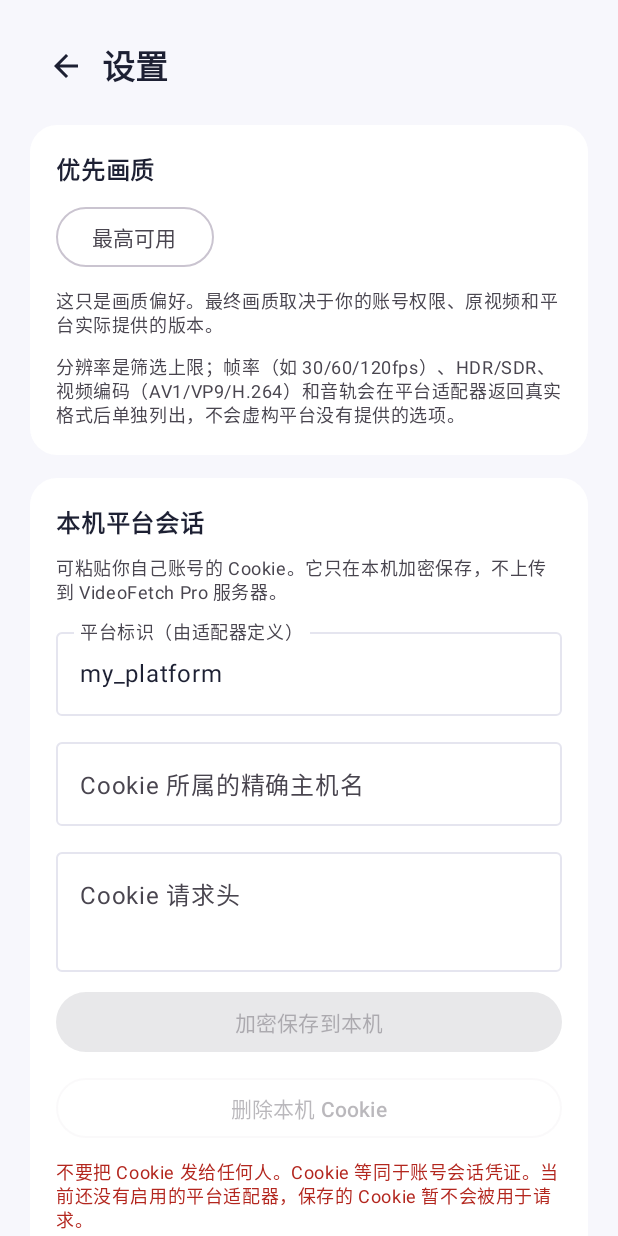
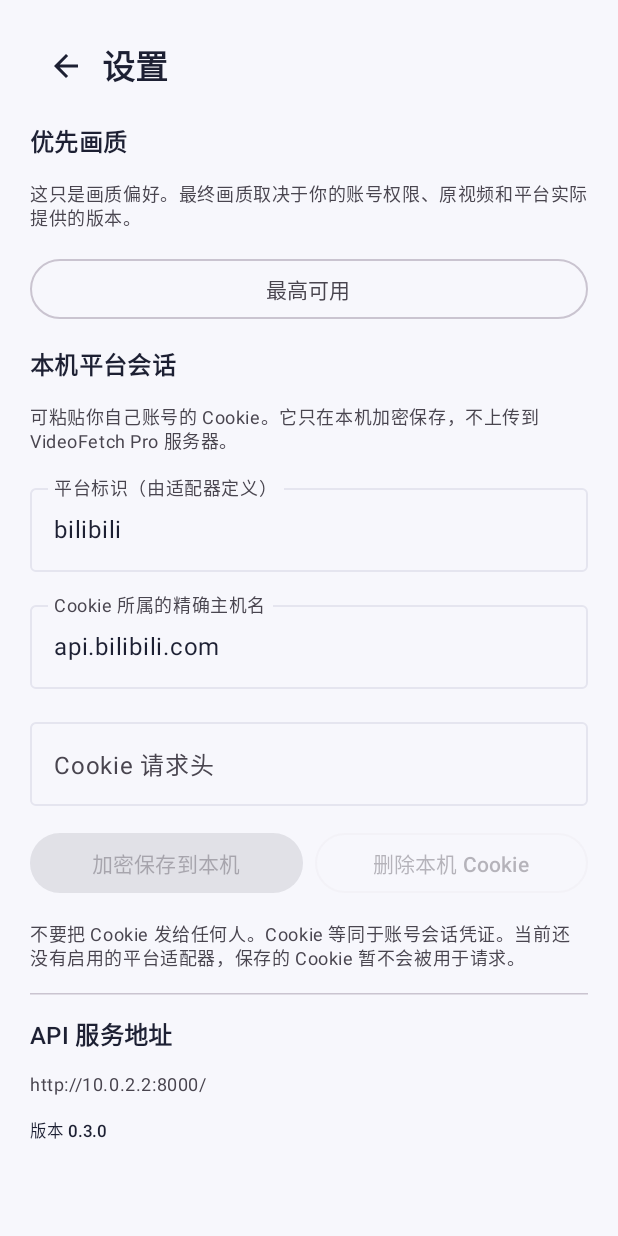
Before and after one commit to sxsbsxs/vddl, an Android app built with Jetpack Compose: the screen it shows after launch (MainActivity), after a tap on "设置", on a phone screen of 412 x 824 dp. Run offline under Robolectric (Android 15) with nearby library versions, the phone set to English and light mode, and no system bars; pictures from the network do not load.

Commit message:
Integrate Bilibili, YouTube and Niconico on-device providers

```diff
--- a/apps/android/app/build.gradle.kts
+++ b/apps/android/app/build.gradle.kts
@@ -11,8 +11,8 @@ android {
         applicationId = "com.videofetch.pro"
         minSdk = 26
         targetSdk = 36
-        versionCode = 1
-        versionName = "0.2.0"
+        versionCode = 2
+        versionName = "0.3.0"
         testInstrumentationRunner = "androidx.test.runner.AndroidJUnitRunner"
         buildConfigField("String", "API_BASE_URL", "\"http://10.0.2.2:8000/\"")
         manifestPlaceholders["usesCleartextTraffic"] = "true"
--- a/apps/android/app/src/main/java/com/videofetch/pro/ui/VideoFetchApp.kt
+++ b/apps/android/app/src/main/java/com/videofetch/pro/ui/VideoFetchApp.kt
@@ -352,7 +352,8 @@ private fun VideoResultCard(
                 Text(stringResource(R.string.available_formats), fontWeight = FontWeight.SemiBold)
                 if (video.formats.isEmpty()) {
                     Text(
-                        stringResource(R.string.no_download_formats),
+                        video.downloadNoteResId?.let { stringResource(it) }
+                            ?: stringResource(R.string.no_download_formats),
                         style = MaterialTheme.typography.bodySmall,
                         color = MaterialTheme.colorScheme.onSurfaceVariant
                     )
@@ -458,176 +459,129 @@ private fun DownloadsScreen(
                             OutlinedButton(onClick = {
                                 val uri = downloadManager.uriFor(record.id)
                                 if (uri != null) {
-                                    val intent = Intent(Intent.ACTION_VIEW).setDataAndType(uri, "video/*")
-                                        .addFlags(Intent.FLAG_GRANT_READ_URI_PERMISSION)
+                                    val intent = Intent(Intent.ACTION_VIEW).apply {
+                                        setDataAndType(uri, "video/*")
+                                        addFlags(Intent.FLAG_GRANT_READ_URI_PERMISSION)
+                                    }
                                     runCatching { context.startActivity(intent) }
                                 }
-                            }) { Text(stringResource(R.string.open_file_button)) }
+                            }) {
+                                Text(stringResource(R.string.open_file_button))
                             }
                         }
                     }
                 }
             }
-        Text(stringResource(R.string.local_download_location), style = MaterialTheme.typography.bodySmall, color = MaterialTheme.colorScheme.onSurfaceVariant)
+        }
     }
 }
 
 @Composable
-private fun downloadStatusText(status: Int): String = stringResource(
-    when (status) {
-        DownloadManager.STATUS_PENDING -> R.string.download_status_pending
-        DownloadManager.STATUS_RUNNING -> R.string.download_status_running
-        DownloadManager.STATUS_PAUSED -> R.string.download_status_paused
-        DownloadManager.STATUS_SUCCESSFUL -> R.string.download_status_success
-        DownloadManager.STATUS_FAILED -> R.string.download_status_failed
-        else -> R.string.download_status_unknown
-    }
-)
-
-@Composable
-private fun SettingsScreen(
-    modifier: Modifier = Modifier,
-    onBack: () -> Unit
-) {
+private fun SettingsScreen(modifier: Modifier = Modifier, onBack: () -> Unit) {
     val context = LocalContext.current
     val sessions = remember(context) { EncryptedLocalSessionStore(context) }
-    val qualityStore = remember(context) { VideoQualityPreferenceStore(context) }
-    var qualityValue by rememberSaveable { mutableStateOf(qualityStore.get().storageValue) }
-    var qualityMenuExpanded by remember { mutableStateOf(false) }
-
-    var providerId by rememberSaveable { mutableStateOf("my_platform") }
-    var host by rememberSaveable { mutableStateOf("") }
-    var cookieHeader by remember { mutableStateOf("") }
-    var hasSavedCookie by remember { mutableStateOf(false) }
-    var savedHost by remember { mutableStateOf<String?>(null) }
-    var sessionMessage by remember { mutableStateOf("") }
-    val quality = VideoQualityPreference.fromStorage(qualityValue)
-
-    LaunchedEffect(providerId) {
-        val profile = runCatching { sessions.profile(providerId) }.getOrNull()
-        hasSavedCookie = profile != null
-        savedHost = profile?.host
-    }
-
+    var providerId by rememberSaveable { mutableStateOf("bilibili") }
+    var cookieHost by rememberSaveable { mutableStateOf("api.bilibili.com") }
+    var cookie by remember { mutableStateOf("") }
+    var status by remember { mutableStateOf("") }
+    var savedProfile by remember(providerId) { mutableStateOf(sessions.profile(providerId)) }
+    var quality by remember { mutableStateOf(VideoQualityPreferenceStore(context).get()) }
     Column(
         modifier.fillMaxSize().verticalScroll(rememberScrollState()).padding(20.dp),
-        verticalArrangement = Arrangement.spacedBy(15.dp)
+        verticalArrangement = Arrangement.spacedBy(14.dp)
     ) {
         PageHeader(stringResource(R.string.settings_title), onBack)
-
-        Card(shape = RoundedCornerShape(18.dp), colors = CardDefaults.cardColors(containerColor = MaterialTheme.colorScheme.surface)) {
-            Column(Modifier.padding(17.dp), verticalArrangement = Arrangement.spacedBy(9.dp)) {
-                Text(stringResource(R.string.quality_title), fontWeight = FontWeight.SemiBold)
+        Text(stringResource(R.string.quality_title), style = MaterialTheme.typography.titleMedium, fontWeight = FontWeight.SemiBold)
+        Text(stringResource(R.string.quality_explainer), style = MaterialTheme.typography.bodySmall, color = MaterialTheme.colorScheme.onSurfaceVariant)
+        var qualityExpanded by remember { mutableStateOf(false) }
         Box {
-                    OutlinedButton(onClick = { qualityMenuExpanded = true }) {
+            OutlinedButton(onClick = { qualityExpanded = true }, modifier = Modifier.fillMaxWidth()) {
                 Text(stringResource(quality.labelRes))
             }
-                    DropdownMenu(expanded = qualityMenuExpanded, onDismissRequest = { qualityMenuExpanded = false }) {
+            DropdownMenu(expanded = qualityExpanded, onDismissRequest = { qualityExpanded = false }) {
                 VideoQualityPreference.entries.forEach { option ->
                     DropdownMenuItem(
                         text = { Text(stringResource(option.labelRes)) },
                         onClick = {
-                                    qualityValue = option.storageValue
-                                    qualityStore.set(option)
-                                    qualityMenuExpanded = false
+                            quality = option
+                            VideoQualityPreferenceStore(context).set(option)
+                            qualityExpanded = false
                         }
                     )
                 }
             }
         }
-                Text(stringResource(R.string.quality_explainer), style = MaterialTheme.typography.bodySmall, color = MaterialTheme.colorScheme.onSurfaceVariant)
-                Text(stringResource(R.string.quality_format_note), style = MaterialTheme.typography.bodySmall, color = MaterialTheme.colorScheme.onSurfaceVariant)
-            }
-        }
-
-        Card(shape = RoundedCornerShape(18.dp), colors = CardDefaults.cardColors(containerColor = MaterialTheme.colorScheme.surface)) {
-            Column(Modifier.padding(17.dp), verticalArrangement = Arrangement.spacedBy(9.dp)) {
-                Text(stringResource(R.string.local_session_title), fontWeight = FontWeight.SemiBold)
+        Text(stringResource(R.string.local_session_title), style = MaterialTheme.typography.titleMedium, fontWeight = FontWeight.SemiBold)
         Text(stringResource(R.string.local_session_explainer), style = MaterialTheme.typography.bodySmall, color = MaterialTheme.colorScheme.onSurfaceVariant)
         OutlinedTextField(
             value = providerId,
-                    onValueChange = { providerId = it.lowercase(); sessionMessage = "" },
-                    modifier = Modifier.fillMaxWidth(),
+            onValueChange = { providerId = it.trim().lowercase(); savedProfile = sessions.profile(providerId) },
             label = { Text(stringResource(R.string.provider_id_label)) },
-                    singleLine = true
+            singleLine = true,
+            modifier = Modifier.fillMaxWidth()
         )
         OutlinedTextField(
-                    value = host,
-                    onValueChange = { host = it },
-                    modifier = Modifier.fillMaxWidth(),
+            value = cookieHost,
+            onValueChange = { cookieHost = it.trim().lowercase() },
             label = { Text(stringResource(R.string.cookie_host_label)) },
-                    placeholder = { Text("www.example.com") },
-                    singleLine = true
+            singleLine = true,
+            modifier = Modifier.fillMaxWidth()
         )
         OutlinedTextField(
-                    value = cookieHeader,
-                    onValueChange = { cookieHeader = it },
-                    modifier = Modifier.fillMaxWidth(),
+            value = cookie,
+            onValueChange = { cookie = it },
             label = { Text(stringResource(R.string.cookie_value_label)) },
-                    placeholder = { Text("session=value; token=value") },
-                    minLines = 2,
-                    maxLines = 4,
-                    visualTransformation = PasswordVisualTransformation()
+            singleLine = true,
+            visualTransformation = PasswordVisualTransformation(),
+            modifier = Modifier.fillMaxWidth()
         )
-                if (hasSavedCookie) {
-                    Text(stringResource(R.string.local_session_saved, savedHost.orEmpty()), color = MaterialTheme.colorScheme.primary, style = MaterialTheme.typography.bodySmall)
+        Row(horizontalArrangement = Arrangement.spacedBy(8.dp)) {
+            Button(onClick = {
+                runCatching { sessions.saveCookie(providerId, cookieHost, cookie) }
+                    .onSuccess {
+                        savedProfile = sessions.profile(providerId)
+                        cookie = ""
+                        status = context.getString(R.string.local_session_save_success)
                     }
-                if (sessionMessage.isNotBlank()) {
-                    Text(sessionMessage, color = MaterialTheme.colorScheme.primary, style = MaterialTheme.typography.bodySmall)
+                    .onFailure { status = context.getString(R.string.local_session_save_error) }
+            }, modifier = Modifier.weight(1f), enabled = providerId.isNotBlank() && cookieHost.isNotBlank() && cookie.isNotBlank()) {
+                Text(stringResource(R.string.save_local_session))
             }
-                Button(
-                    onClick = {
-                        val saved = runCatching { sessions.saveCookie(providerId, host, cookieHeader) }
-                        if (saved.isSuccess) {
-                            cookieHeader = ""
-                            hasSavedCookie = true
-                            savedHost = runCatching { sessions.profile(providerId)?.host }.getOrNull()
-                            sessionMessage = context.getString(R.string.local_session_save_success)
-                        } else {
-                            sessionMessage = saved.exceptionOrNull()?.message
-                                ?: context.getString(R.string.local_session_save_error)
-                        }
-                    },
-                    enabled = providerId.isNotBlank() && host.isNotBlank() && cookieHeader.isNotBlank(),
-                    modifier = Modifier.fillMaxWidth()
-                ) { Text(stringResource(R.string.save_local_session)) }
-                OutlinedButton(
-                    onClick = {
+            OutlinedButton(onClick = {
                 runCatching { sessions.clearCookie(providerId) }
-                        hasSavedCookie = false
-                        savedHost = null
-                        cookieHeader = ""
-                        sessionMessage = context.getString(R.string.local_session_cleared)
-                    },
-                    enabled = hasSavedCookie,
-                    modifier = Modifier.fillMaxWidth()
-                ) { Text(stringResource(R.string.clear_local_session)) }
-                Text(stringResource(R.string.cookie_security_note), style = MaterialTheme.typography.bodySmall, color = MaterialTheme.colorScheme.error)
+                savedProfile = null
+                cookie = ""
+                status = context.getString(R.string.local_session_cleared)
+            }, modifier = Modifier.weight(1f), enabled = savedProfile != null) {
+                Text(stringResource(R.string.clear_local_session))
             }
         }
-        Text(
-            stringResource(R.string.app_build_version, BuildConfig.VERSION_NAME),
-            style = MaterialTheme.typography.labelSmall,
-            color = MaterialTheme.colorScheme.onSurfaceVariant
-        )
+        savedProfile?.let { Text(stringResource(R.string.local_session_saved, it.host), style = MaterialTheme.typography.bodySmall) }
+        if (status.isNotBlank()) Text(status, color = MaterialTheme.colorScheme.primary, style = MaterialTheme.typography.bodySmall)
+        Text(stringResource(R.string.cookie_security_note), style = MaterialTheme.typography.bodySmall, color = MaterialTheme.colorScheme.onSurfaceVariant)
+        HorizontalDivider()
+        Text(stringResource(R.string.settings_server), style = MaterialTheme.typography.titleMedium, fontWeight = FontWeight.SemiBold)
+        Text(BuildConfig.API_BASE_URL, style = MaterialTheme.typography.bodySmall, color = MaterialTheme.colorScheme.onSurfaceVariant)
+        Text(stringResource(R.string.app_build_version, BuildConfig.VERSION_NAME), style = MaterialTheme.typography.labelSmall)
     }
 }
 
 @Composable
-private fun PageHeader(
-    title: String,
-    onBack: () -> Unit,
-    action: @Composable RowScope.() -> Unit = {}
-) {
-    Row(
-        modifier = Modifier.fillMaxWidth(),
-        verticalAlignment = Alignment.CenterVertically
-    ) {
-        IconButton(onClick = onBack) {
-            Icon(Icons.Filled.ArrowBack, contentDescription = stringResource(R.string.back_button))
-        }
-        Text(title, style = MaterialTheme.typography.titleLarge, fontWeight = FontWeight.Bold)
-        Spacer(Modifier.weight(1f))
-        action()
+private fun PageHeader(title: String, onBack: () -> Unit, actions: @Composable RowScope.() -> Unit = {}) {
+    Row(Modifier.fillMaxWidth(), verticalAlignment = Alignment.CenterVertically) {
+        IconButton(onClick = onBack) { Icon(Icons.Filled.ArrowBack, contentDescription = stringResource(R.string.back_button)) }
+        Text(title, style = MaterialTheme.typography.titleLarge, fontWeight = FontWeight.Bold, modifier = Modifier.weight(1f))
+        actions()
     }
 }
+
+private fun downloadStatusText(status: Int): String {
+    return when (status) {
+        DownloadManager.STATUS_PENDING -> "Waiting"
+        DownloadManager.STATUS_RUNNING -> "Downloading"
+        DownloadManager.STATUS_PAUSED -> "Paused"
+        DownloadManager.STATUS_SUCCESSFUL -> "Completed"
+        DownloadManager.STATUS_FAILED -> "Failed"
+        else -> "Unknown"
+    }
+}
--- a/apps/android/app/src/main/res/values/strings.xml
+++ b/apps/android/app/src/main/res/values/strings.xml
@@ -94,4 +94,7 @@
     <string name="back_button">返回</string>
     <string name="app_build_version">版本 %1$s</string>
 
+    <string name="youtube_download_note">已获取 YouTube 视频信息。官方接口未提供视频文件下载地址；此版本不会绕过平台访问限制。</string>
+    <string name="niconico_download_note">已获取 Niconico 视频信息。下载需要平台提供可用的观看会话和媒体流；当前版本暂不生成未经验证的下载地址。</string>
+
 </resources>
```
Also changed, not shown: apps/android/app/src/main/java/com/videofetch/pro/data/LocalDownloadManager.kt (+12 -5 lines), apps/android/app/src/main/java/com/videofetch/pro/data/LocalMediaProvider.kt (+11 -10 lines), apps/android/app/src/main/java/com/videofetch/pro/data/PlatformMediaProviders.kt (added, +388 -0 lines), 4 other files. Lines whose indentation alone changed are shown as unchanged.
